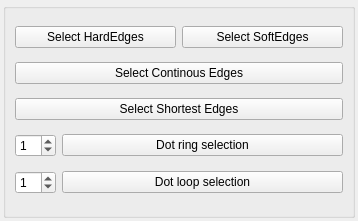
Old version of the form src/developer/main/modeltools/widget/ui/selecttoolsUI.ui in the repository code-google-com/mayatools.
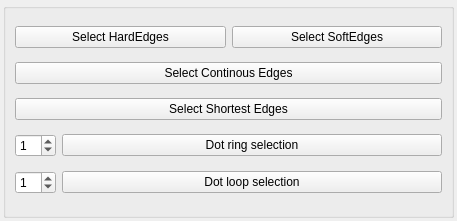
New version of the form.

What changed in the file:
```diff
--- a/src/developer/main/modeltools/widget/ui/selecttoolsUI.ui
+++ b/src/developer/main/modeltools/widget/ui/selecttoolsUI.ui
@@ -6,7 +6,7 @@
    <rect>
     <x>0</x>
     <y>0</y>
-    <width>358</width>
+    <width>457</width>
     <height>221</height>
    </rect>
   </property>
```
